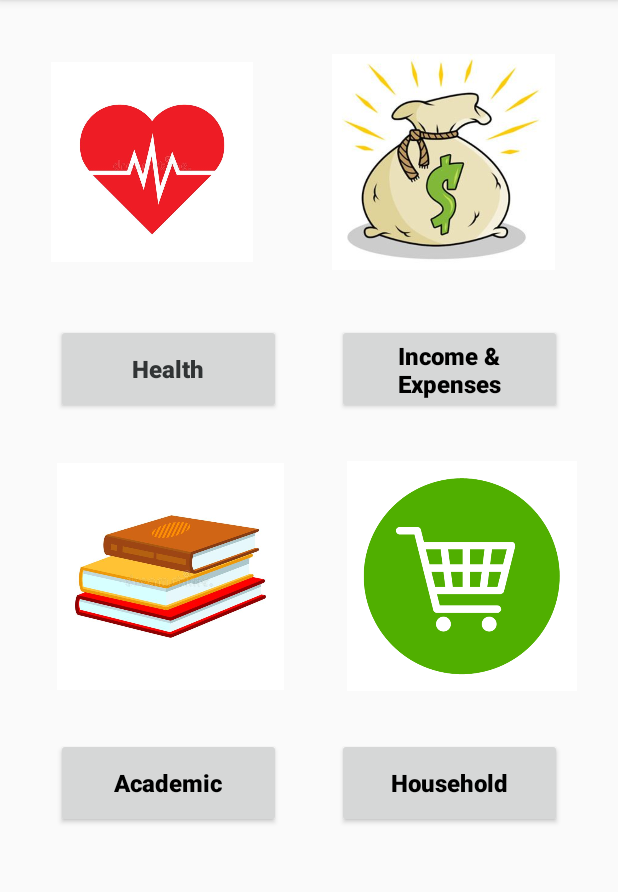
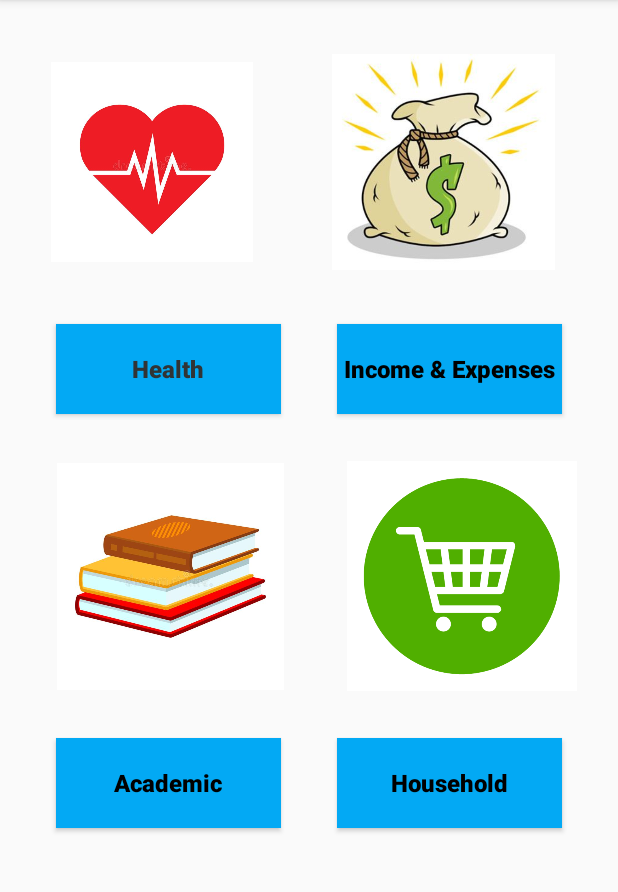
Before and after one commit to VenuraHapugala/EaseAssistantApp, an Android app: the screen it shows after launch (MainActivity), on a phone screen of 412 x 824 dp, the part 84-976 px from its top. Run offline under Robolectric (Android 15) with nearby library versions, the phone set to English and light mode, and no system bars.

Commit message:
activity main health.xml page changes -venura

```diff
--- a/app/src/main/res/layout/activity_main.xml
+++ b/app/src/main/res/layout/activity_main.xml
@@ -11,6 +11,7 @@
         android:id="@+id/button4"
         android:layout_width="150dp"
         android:layout_height="60dp"
+        android:background="#03A9F4"
         android:onClick="go2HealthPage"
         android:text="@string/HomeBtn1"
         android:textAllCaps="false"
@@ -27,6 +28,7 @@
         android:id="@+id/button5"
         android:layout_width="150dp"
         android:layout_height="60dp"
+        android:background="#03A9F4"
         android:onClick="g02ExpensesPage"
         android:text="@string/HomeBtn2"
         android:textAllCaps="false"
@@ -43,6 +45,7 @@
         android:id="@+id/button6"
         android:layout_width="150dp"
         android:layout_height="60dp"
+        android:background="#03A9F4"
         android:onClick="go2AcademicPage"
         android:text="@string/HomeBtn3"
         android:textAllCaps="false"
@@ -59,6 +62,7 @@
         android:id="@+id/button7"
         android:layout_width="150dp"
         android:layout_height="60dp"
+        android:background="#03A9F4"
         android:onClick="g02HouseHoldPage"
         android:text="@string/HomeBtn4"
         android:textAllCaps="false"
```
